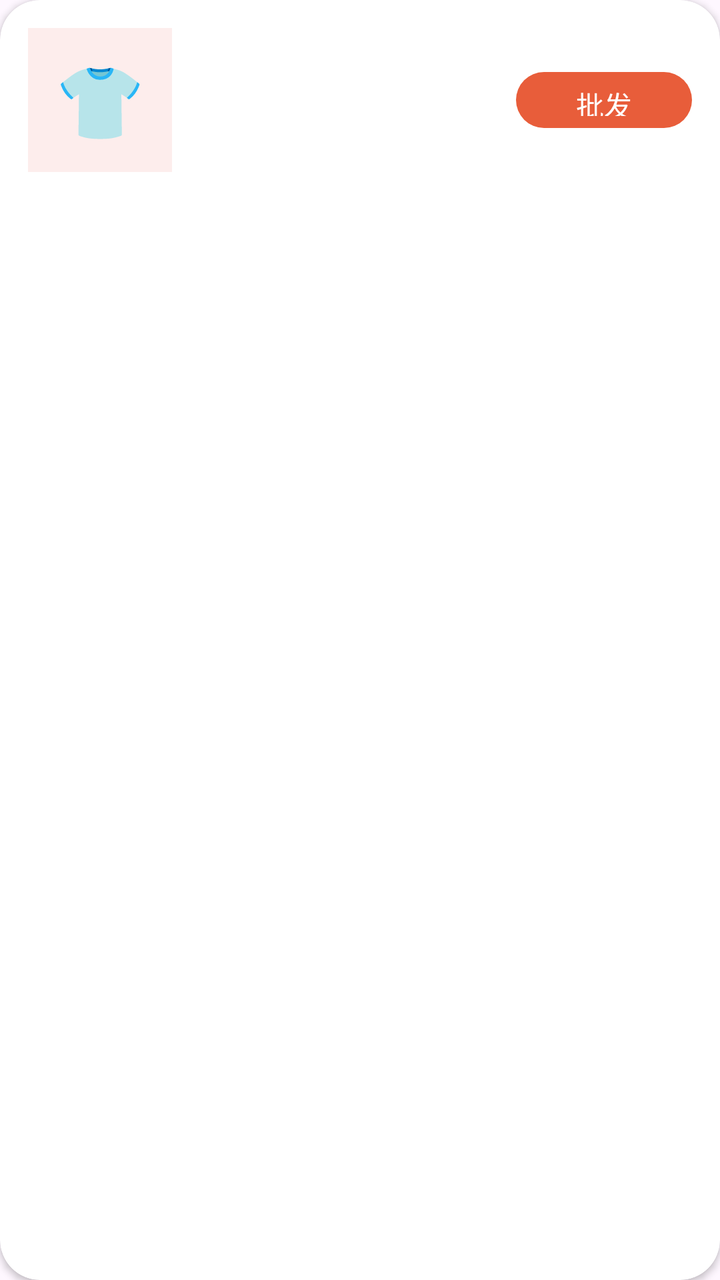
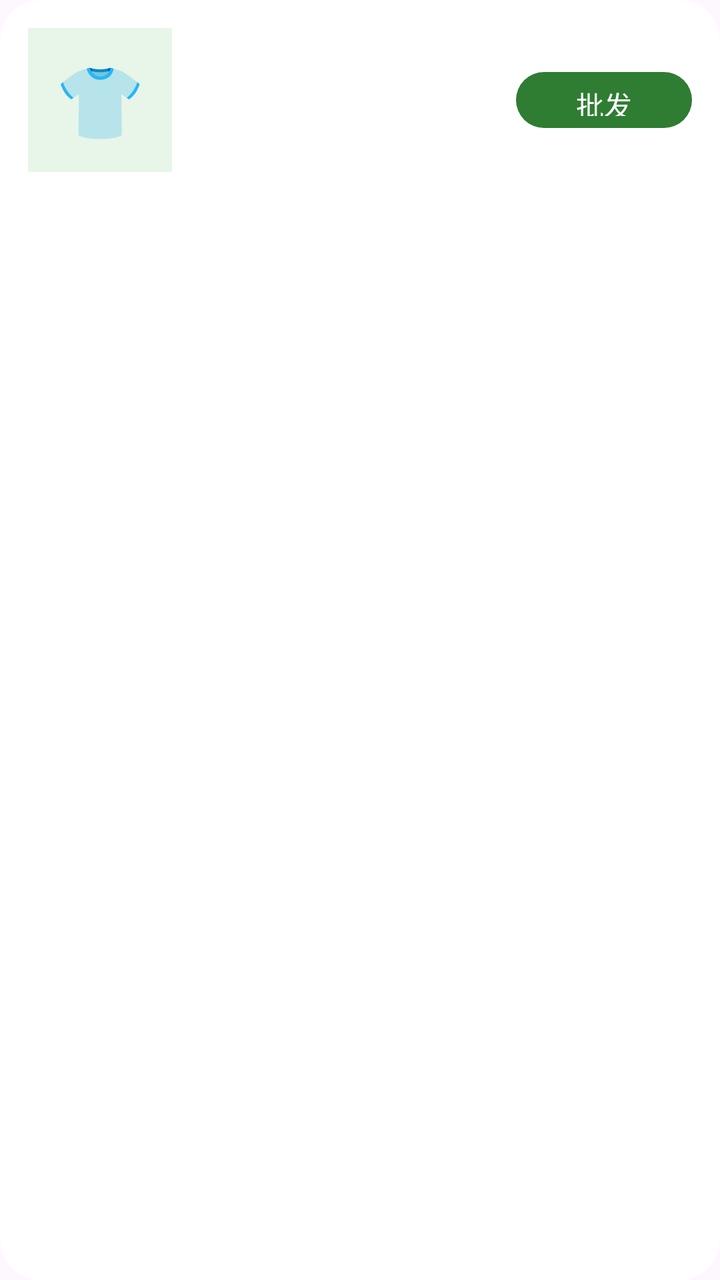

The first picture is an Android layout as it rendered before a commit; the second is the same layout after the commit. The layout source and the unified diff follow.
<!-- AndroidManifest.xml: application theme Theme.ClothingSI -->
<!-- res/layout/item_shared_product.xml -->
<?xml version="1.0" encoding="utf-8"?>
<androidx.cardview.widget.CardView xmlns:android="http://schemas.android.com/apk/res/android"
    xmlns:app="http://schemas.android.com/apk/res-auto"
    android:layout_width="match_parent" android:layout_height="wrap_content"
    android:layout_marginBottom="12dp"
    app:cardCornerRadius="20dp" app:cardElevation="2dp">
    <LinearLayout android:layout_width="match_parent" android:layout_height="wrap_content"
        android:orientation="horizontal" android:padding="14dp">
        <TextView android:id="@+id/tv_product_emoji" android:layout_width="72dp" android:layout_height="72dp"
            android:text="👕" android:gravity="center" android:textSize="36dp" android:background="#FDEDEC" />
        <LinearLayout android:layout_width="0dp" android:layout_height="wrap_content"
            android:layout_weight="1" android:layout_marginStart="12dp" android:orientation="vertical">
            <TextView android:id="@+id/tv_product_name" android:layout_width="wrap_content"
                android:layout_height="wrap_content" android:textSize="15dp" android:textStyle="bold" />
            <TextView android:id="@+id/tv_product_wholesaler" android:layout_width="wrap_content"
                android:layout_height="wrap_content" android:textSize="12dp" android:textColor="#95A5A6" />
            <TextView android:id="@+id/tv_product_price" android:layout_width="wrap_content"
                android:layout_height="wrap_content" android:textSize="16dp" android:textStyle="bold"
                android:textColor="#E85D3A" android:layout_marginTop="4dp" />
        </LinearLayout>
        <com.google.android.material.button.MaterialButton android:id="@+id/btn_wholesale"
            android:layout_width="wrap_content" android:layout_height="36dp" android:text="批发"
            app:cornerRadius="18dp" android:layout_gravity="center" />
    </LinearLayout>
</androidx.cardview.widget.CardView>
<!-- resources referenced by this layout -->
<resources>
  <style name="Theme.ClothingSI" parent="Theme.Material3.Light.NoActionBar">
          <item name="colorPrimary">@color/primary</item>
          <item name="colorPrimaryDark">@color/primary_dark</item>
          <item name="colorAccent">@color/accent</item>
          <item name="android:statusBarColor">@color/primary_dark</item>
          <item name="android:navigationBarColor">@color/white</item>
      </style>
  <color name="primary">#E85D3A</color>
  <color name="primary_dark">#D35400</color>
  <color name="accent">#F4A460</color>
  <color name="white">#FFFFFF</color>
</resources>

<!-- the commit's change to res/layout/item_shared_product.xml (unified diff, before → after) -->
@@ -3,11 +3,11 @@
     xmlns:app="http://schemas.android.com/apk/res-auto"
     android:layout_width="match_parent" android:layout_height="wrap_content"
     android:layout_marginBottom="12dp"
-    app:cardCornerRadius="20dp" app:cardElevation="2dp">
+    app:cardCornerRadius="20dp" app:cardElevation="0dp">
     <LinearLayout android:layout_width="match_parent" android:layout_height="wrap_content"
         android:orientation="horizontal" android:padding="14dp">
         <TextView android:id="@+id/tv_product_emoji" android:layout_width="72dp" android:layout_height="72dp"
-            android:text="👕" android:gravity="center" android:textSize="36dp" android:background="#FDEDEC" />
+            android:text="👕" android:gravity="center" android:textSize="36dp" android:background="@color/primary_light" />
         <LinearLayout android:layout_width="0dp" android:layout_height="wrap_content"
             android:layout_weight="1" android:layout_marginStart="12dp" android:orientation="vertical">
             <TextView android:id="@+id/tv_product_name" android:layout_width="wrap_content"
@@ -16,7 +16,7 @@
                 android:layout_height="wrap_content" android:textSize="12dp" android:textColor="#95A5A6" />
             <TextView android:id="@+id/tv_product_price" android:layout_width="wrap_content"
                 android:layout_height="wrap_content" android:textSize="16dp" android:textStyle="bold"
-                android:textColor="#E85D3A" android:layout_marginTop="4dp" />
+                android:textColor="@color/primary" android:layout_marginTop="4dp" />
         </LinearLayout>
         <com.google.android.material.button.MaterialButton android:id="@+id/btn_wholesale"
             android:layout_width="wrap_content" android:layout_height="36dp" android:text="批发"
<!-- resource entries referenced after the edit -->
@@ -4,12 +4,21 @@
           <item name="colorPrimary">@color/primary</item>
           <item name="colorPrimaryDark">@color/primary_dark</item>
           <item name="colorAccent">@color/accent</item>
-          <item name="android:statusBarColor">@color/primary_dark</item>
+          <item name="android:statusBarColor">@android:color/transparent</item>
           <item name="android:navigationBarColor">@color/white</item>
+          
+          <item name="android:windowLightStatusBar">true</item>
+          
+          <item name="android:fontFamily">sans-serif</item>
+          <item name="android:textViewStyle">@style/TextView.Base</item>
       </style>
-  <color name="primary">#E85D3A</color>
-  <color name="primary_dark">#D35400</color>
-  <color name="accent">#F4A460</color>
+  <color name="primary">#2E7D32</color>
+  <color name="primary_light">#E8F5E9</color>
+  <color name="primary_dark">#1B5E20</color>
+  <color name="accent">#66BB6A</color>
   <color name="white">#FFFFFF</color>
+  <style name="TextView.Base" parent="android:Widget.TextView">
+          <item name="android:fontFamily">sans-serif</item>
+      </style>
 </resources>
 
